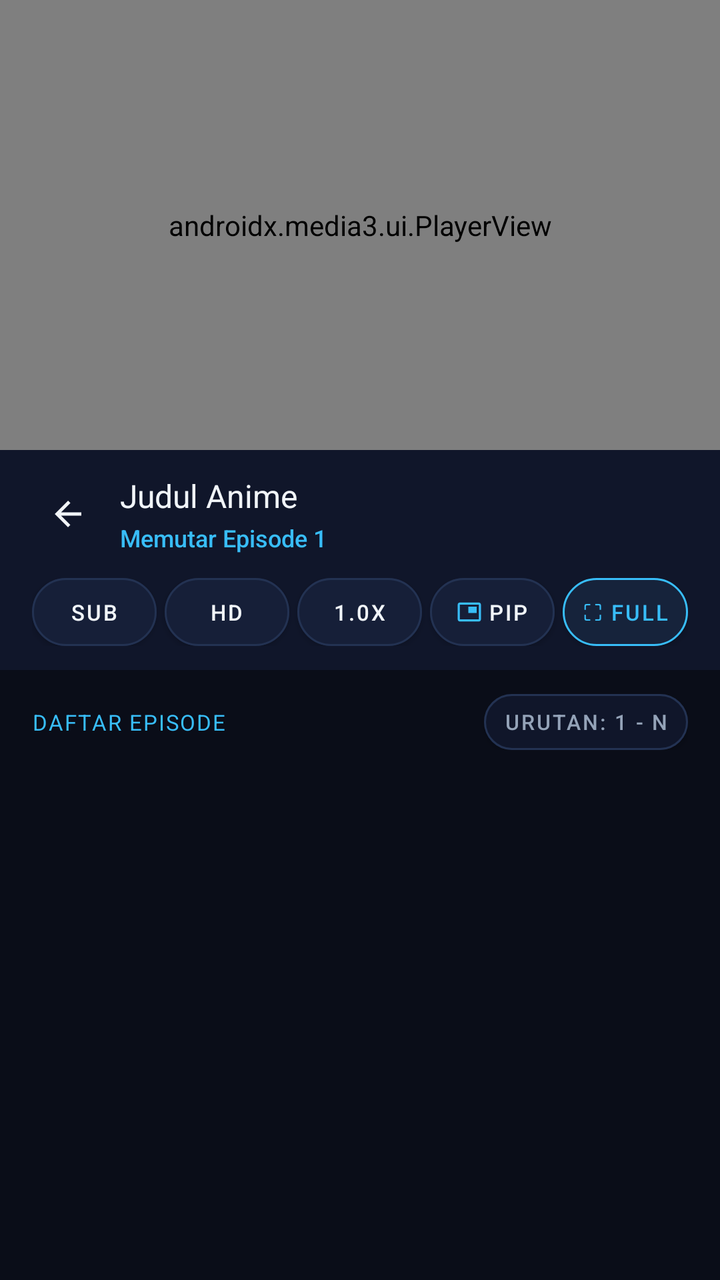
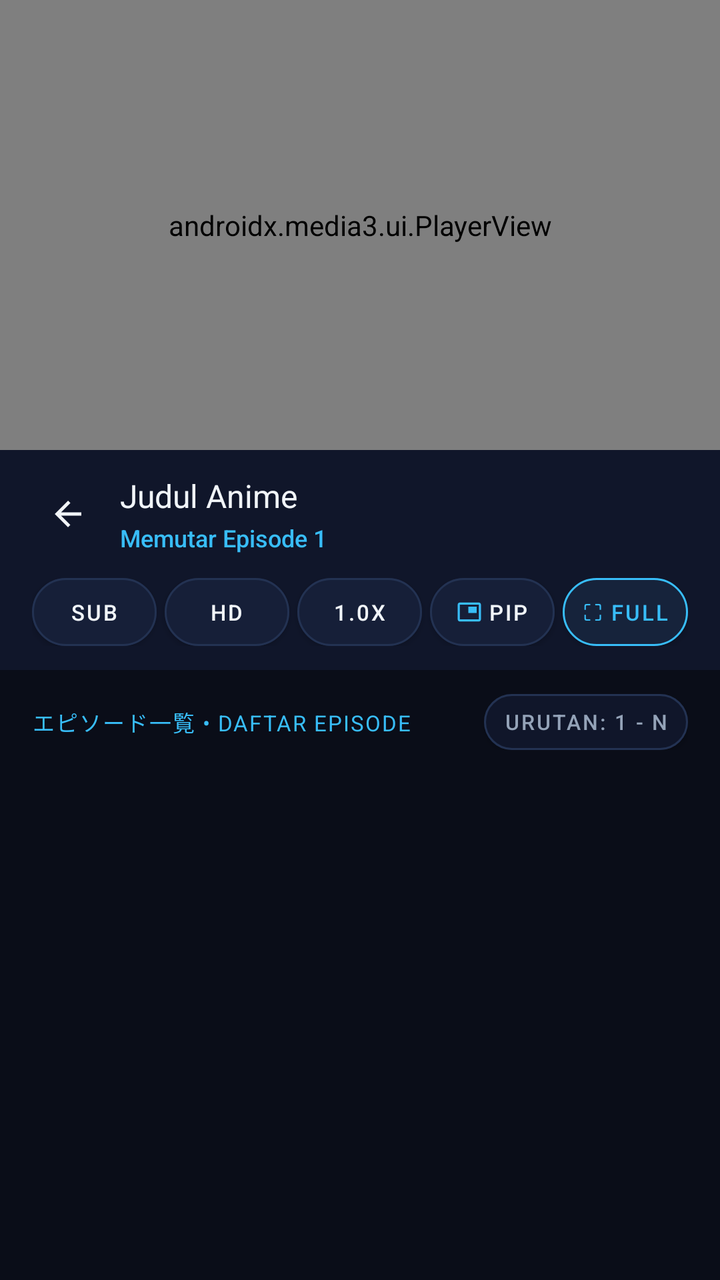

The first picture is an Android layout as it rendered before a commit; the second is the same layout after the commit. The layout source and the unified diff follow.
<!-- AndroidManifest.xml: application theme Theme.Menatap -->
<!-- res/layout/activity_player.xml -->
<?xml version="1.0" encoding="utf-8"?>
<LinearLayout xmlns:android="http://schemas.android.com/apk/res/android"
    xmlns:app="http://schemas.android.com/apk/res-auto"
    android:id="@+id/layout_player_root"
    android:layout_width="match_parent"
    android:layout_height="match_parent"
    android:orientation="vertical"
    android:background="@drawable/bg_anime_canvas_shinkai">

    
    <FrameLayout
        android:id="@+id/fl_player_wrapper"
        android:layout_width="match_parent"
        android:layout_height="225dp"
        android:background="#000000">

        
        <androidx.media3.ui.PlayerView
            android:id="@+id/player_view"
            android:layout_width="match_parent"
            android:layout_height="match_parent"
            app:use_controller="true"
            app:show_timeout="3500"
            app:show_next_button="true"
            app:show_previous_button="true"
            app:show_subtitle_button="true"
            app:resize_mode="fit"
            app:surface_type="surface_view" />

        
        <LinearLayout
            android:id="@+id/hud_hold_speed"
            android:layout_width="wrap_content"
            android:layout_height="wrap_content"
            android:layout_gravity="top|center_horizontal"
            android:layout_marginTop="28dp"
            android:orientation="horizontal"
            android:gravity="center"
            android:background="@drawable/bg_player_hud_pill"
            android:paddingHorizontal="18dp"
            android:paddingVertical="8dp"
            android:elevation="6dp"
            android:visibility="gone">

            <TextView
                android:id="@+id/tv_hold_speed_icon"
                android:layout_width="wrap_content"
                android:layout_height="wrap_content"
                android:text="⚡"
                android:textColor="@color/accent_glacial"
                android:textSize="15sp" />

            <TextView
                android:id="@+id/tv_hold_speed_text"
                android:layout_width="wrap_content"
                android:layout_height="wrap_content"
                android:layout_marginStart="8dp"
                android:text="2X Cepat >>"
                android:textColor="@color/text_frost_bright"
                android:textSize="13sp"
                android:fontFamily="sans-serif-medium" />
        </LinearLayout>

        
        <LinearLayout
            android:id="@+id/hud_osd"
            android:layout_width="wrap_content"
            android:layout_height="wrap_content"
            android:layout_gravity="center"
            android:orientation="horizontal"
            android:gravity="center_vertical"
            android:background="@drawable/bg_player_hud_pill"
            android:paddingHorizontal="20dp"
            android:paddingVertical="9dp"
            android:elevation="6dp"
            android:visibility="gone">

            <TextView
                android:id="@+id/tv_osd_icon"
                android:layout_width="wrap_content"
                android:layout_height="wrap_content"
                android:text="VOL"
                android:textColor="@color/accent_glacial"
                android:textSize="12sp"
                android:fontFamily="sans-serif-bold"
                android:letterSpacing="0.04" />

            <ProgressBar
                android:id="@+id/pb_osd_bar"
                style="?android:attr/progressBarStyleHorizontal"
                android:layout_width="110dp"
                android:layout_height="5dp"
                android:layout_marginStart="12dp"
                android:max="100"
                android:progress="50"
                android:progressTint="@color/accent_glacial" />

            <TextView
                android:id="@+id/tv_osd_val"
                android:layout_width="wrap_content"
                android:layout_height="wrap_content"
                android:layout_marginStart="10dp"
                android:text="50%"
                android:textColor="@color/text_frost_bright"
                android:textSize="13sp"
                android:fontFamily="sans-serif-medium" />
        </LinearLayout>

        
        <TextView
            android:id="@+id/tv_ripple_left"
            android:layout_width="130dp"
            android:layout_height="match_parent"
            android:layout_gravity="start"
            android:gravity="center"
            android:text="-10s"
            android:textColor="@color/text_frost_bright"
            android:textSize="18sp"
            android:fontFamily="sans-serif-bold"
            android:background="@drawable/bg_ripple_seek_left"
            android:clickable="false"
            android:visibility="gone" />

        <TextView
            android:id="@+id/tv_ripple_right"
            android:layout_width="130dp"
            android:layout_height="match_parent"
            android:layout_gravity="end"
            android:gravity="center"
            android:text="+10s"
            android:textColor="@color/text_frost_bright"
            android:textSize="18sp"
            android:fontFamily="sans-serif-bold"
            android:background="@drawable/bg_ripple_seek_right"
            android:clickable="false"
            android:visibility="gone" />

        
        <LinearLayout
            android:id="@+id/layout_buffering"
            android:layout_width="wrap_content"
            android:layout_height="wrap_content"
            android:layout_gravity="center"
            android:gravity="center"
            android:orientation="vertical"
            android:paddingHorizontal="22dp"
            android:paddingVertical="14dp"
            android:background="@drawable/bg_buffering_hud"
            android:visibility="gone">

            <ProgressBar
                android:id="@+id/pb_video_buffering"
                android:layout_width="32dp"
                android:layout_height="32dp"
                android:indeterminate="true"
                android:indeterminateTint="@color/accent_glacial" />

            <TextView
                android:id="@+id/tv_buffering_text"
                android:layout_width="wrap_content"
                android:layout_height="wrap_content"
                android:layout_marginTop="8dp"
                android:text="MENYIAPKAN STREAM..."
                android:textColor="@color/accent_glacial"
                android:textSize="11sp"
                android:fontFamily="sans-serif-bold"
                android:letterSpacing="0.05" />
        </LinearLayout>

        
        <TextView
            android:id="@+id/tv_subtitles"
            android:layout_width="wrap_content"
            android:layout_height="wrap_content"
            android:layout_gravity="bottom|center_horizontal"
            android:layout_marginBottom="22dp"
            android:layout_marginHorizontal="20dp"
            android:maxWidth="560dp"
            android:elevation="20dp"
            android:clickable="false"
            android:background="@drawable/bg_subtitle_pill"
            android:paddingHorizontal="14dp"
            android:paddingVertical="6dp"
            android:gravity="center"
            android:textAlignment="center"
            android:text=""
            android:textColor="#FFFFFF"
            android:textSize="16sp"
            android:textStyle="bold"
            android:shadowColor="#000000"
            android:shadowDx="1.5"
            android:shadowDy="1.5"
            android:shadowRadius="3.5"
            android:visibility="gone" />

        
        <Button
            android:id="@+id/btn_skip_op_ed"
            android:layout_width="wrap_content"
            android:layout_height="38dp"
            android:layout_gravity="bottom|end"
            android:layout_marginEnd="20dp"
            android:layout_marginBottom="65dp"
            android:backgroundTint="#D9090D16"
            app:strokeColor="@color/accent_glacial"
            app:strokeWidth="1.5dp"
            app:cornerRadius="19dp"
            app:icon="@drawable/ic_skip_next"
            app:iconTint="@color/accent_glacial"
            app:iconPadding="5dp"
            app:iconSize="15dp"
            android:paddingHorizontal="14dp"
            android:text="Lewati Opening"
            android:textColor="@color/accent_glacial"
            android:textSize="12sp"
            android:fontFamily="sans-serif-bold"
            android:letterSpacing="0.03"
            android:visibility="gone" />

        
        <ImageButton
            android:id="@+id/btn_screen_lock"
            android:layout_width="40dp"
            android:layout_height="40dp"
            android:layout_gravity="start|center_vertical"
            android:layout_marginStart="16dp"
            android:background="@drawable/bg_badge_frost"
            android:src="@drawable/ic_lock_open"
            app:tint="@color/text_frost_bright"
            android:visibility="gone"
            android:contentDescription="Kunci Layar" />

        
        <LinearLayout
            android:id="@+id/layout_safety_unlock"
            android:layout_width="wrap_content"
            android:layout_height="42dp"
            android:layout_gravity="start|center_vertical"
            android:layout_marginStart="24dp"
            android:background="@drawable/bg_player_hud_pill"
            android:orientation="horizontal"
            android:gravity="center_vertical"
            android:paddingHorizontal="16dp"
            android:clickable="true"
            android:focusable="true"
            android:elevation="14dp"
            android:visibility="gone">

            <ImageView
                android:layout_width="18dp"
                android:layout_height="18dp"
                android:src="@drawable/ic_lock"
                app:tint="@color/accent_glacial" />

            <TextView
                android:layout_width="wrap_content"
                android:layout_height="wrap_content"
                android:layout_marginStart="8dp"
                android:text="Buka Kunci Layar"
                android:textColor="@color/text_frost_bright"
                android:textSize="12.5sp"
                android:fontFamily="sans-serif-bold" />
        </LinearLayout>

        
        <LinearLayout
            android:id="@+id/layout_top_bar"
            android:layout_width="match_parent"
            android:layout_height="wrap_content"
            android:layout_gravity="top"
            android:orientation="horizontal"
            android:gravity="center_vertical"
            android:paddingTop="14dp"
            android:paddingBottom="20dp"
            android:paddingHorizontal="16dp"
            android:background="@drawable/bg_player_top_scrim"
            android:visibility="gone">

            <ImageButton
                android:id="@+id/btn_player_back"
                android:layout_width="38dp"
                android:layout_height="38dp"
                android:padding="8dp"
                android:background="@drawable/bg_exo_icon_btn"
                android:src="@drawable/ic_arrow_back"
                app:tint="@color/text_frost_bright"
                android:contentDescription="Kembali" />

            <LinearLayout
                android:layout_width="0dp"
                android:layout_height="wrap_content"
                android:layout_weight="1"
                android:layout_marginStart="10dp"
                android:layout_marginEnd="8dp"
                android:orientation="vertical">

                <TextView
                    android:id="@+id/tv_player_title"
                    android:layout_width="wrap_content"
                    android:layout_height="wrap_content"
                    android:text="Memuat Video..."
                    android:textColor="@color/text_frost_bright"
                    android:textSize="15sp"
                    android:fontFamily="sans-serif-bold"
                    android:singleLine="true"
                    android:ellipsize="end" />

                <TextView
                    android:id="@+id/tv_sub_status"
                    android:layout_width="wrap_content"
                    android:layout_height="wrap_content"
                    android:layout_marginTop="2dp"
                    android:text="Subtitle: Auto (Indonesia)"
                    android:textColor="@color/text_frost_subtle"
                    android:textSize="11sp"
                    android:fontFamily="sans-serif" />
            </LinearLayout>

            
            <LinearLayout
                android:id="@+id/layout_legacy_top_pills"
                android:layout_width="0dp"
                android:layout_height="0dp"
                android:visibility="gone">

                <Button
                    android:id="@+id/btn_aspect"
                    android:layout_width="wrap_content"
                    android:layout_height="34dp"
                    android:visibility="gone" />

                <Button
                    android:id="@+id/btn_quality"
                    android:layout_width="wrap_content"
                    android:layout_height="34dp"
                    android:visibility="gone" />

                <Button
                    android:id="@+id/btn_speed"
                    android:layout_width="wrap_content"
                    android:layout_height="34dp"
                    android:visibility="gone" />

                <Button
                    android:id="@+id/btn_sub_selector"
                    android:layout_width="wrap_content"
                    android:layout_height="34dp"
                    android:visibility="gone" />
            </LinearLayout>
        </LinearLayout>
    </FrameLayout>

    
    <LinearLayout
        android:id="@+id/layout_portrait_bottom"
        android:layout_width="match_parent"
        android:layout_height="0dp"
        android:layout_weight="1"
        android:orientation="vertical"
        android:background="@color/frost_void">

        
        <LinearLayout
            android:layout_width="match_parent"
            android:layout_height="wrap_content"
            android:orientation="vertical"
            android:paddingHorizontal="16dp"
            android:paddingTop="12dp"
            android:paddingBottom="12dp"
            android:background="@color/frost_surface">

            <LinearLayout
                android:layout_width="match_parent"
                android:layout_height="wrap_content"
                android:orientation="horizontal"
                android:gravity="center_vertical">

                <ImageButton
                    android:id="@+id/btn_portrait_back"
                    android:layout_width="36dp"
                    android:layout_height="36dp"
                    android:background="?android:attr/selectableItemBackgroundBorderless"
                    android:src="@drawable/ic_arrow_back"
                    app:tint="@color/text_frost_bright"
                    android:contentDescription="Kembali" />

                <LinearLayout
                    android:layout_width="0dp"
                    android:layout_height="wrap_content"
                    android:layout_weight="1"
                    android:layout_marginStart="8dp"
                    android:orientation="vertical">

                    <TextView
                        android:id="@+id/tv_portrait_anime_title"
                        android:layout_width="match_parent"
                        android:layout_height="wrap_content"
                        android:text="Judul Anime"
                        android:textColor="@color/text_frost_bright"
                        android:textSize="16sp"
                        android:fontFamily="sans-serif-bold"
                        android:maxLines="1"
                        android:ellipsize="end" />

                    <TextView
                        android:id="@+id/tv_portrait_current_ep"
                        android:layout_width="wrap_content"
                        android:layout_height="wrap_content"
                        android:layout_marginTop="2dp"
                        android:text="Memutar Episode 1"
                        android:textColor="@color/accent_glacial"
                        android:textSize="12sp"
                        android:fontFamily="sans-serif-medium" />
                </LinearLayout>
            </LinearLayout>

            
            <LinearLayout
                android:layout_width="match_parent"
                android:layout_height="wrap_content"
                android:orientation="horizontal"
                android:gravity="center_vertical"
                android:layout_marginTop="12dp">

                <Button
                    android:id="@+id/btn_portrait_sub"
                    android:layout_width="0dp"
                    android:layout_height="34dp"
                    android:layout_weight="1"
                    android:layout_marginEnd="4dp"
                    android:insetTop="0dp"
                    android:insetBottom="0dp"
                    android:insetLeft="0dp"
                    android:insetRight="0dp"
                    android:minWidth="0dp"
                    android:minHeight="0dp"
                    android:paddingLeft="0dp"
                    android:paddingRight="0dp"
                    android:paddingTop="0dp"
                    android:paddingBottom="0dp"
                    android:gravity="center"
                    android:text="Sub"
                    android:textSize="11sp"
                    android:fontFamily="sans-serif-medium"
                    android:textColor="@color/text_frost_bright"
                    android:backgroundTint="@color/frost_elevated"
                    app:cornerRadius="17dp"
                    app:strokeColor="@color/frost_border"
                    app:strokeWidth="1dp" />

                <Button
                    android:id="@+id/btn_portrait_quality"
                    android:layout_width="0dp"
                    android:layout_height="34dp"
                    android:layout_weight="1"
                    android:layout_marginEnd="4dp"
                    android:insetTop="0dp"
                    android:insetBottom="0dp"
                    android:insetLeft="0dp"
                    android:insetRight="0dp"
                    android:minWidth="0dp"
                    android:minHeight="0dp"
                    android:paddingLeft="0dp"
                    android:paddingRight="0dp"
                    android:paddingTop="0dp"
                    android:paddingBottom="0dp"
                    android:gravity="center"
                    android:text="HD"
                    android:textSize="11sp"
                    android:fontFamily="sans-serif-medium"
                    android:textColor="@color/text_frost_bright"
                    android:backgroundTint="@color/frost_elevated"
                    app:cornerRadius="17dp"
                    app:strokeColor="@color/frost_border"
                    app:strokeWidth="1dp" />

                <Button
                    android:id="@+id/btn_portrait_speed"
                    android:layout_width="0dp"
                    android:layout_height="34dp"
                    android:layout_weight="1"
                    android:layout_marginEnd="4dp"
                    android:insetTop="0dp"
                    android:insetBottom="0dp"
                    android:insetLeft="0dp"
                    android:insetRight="0dp"
                    android:minWidth="0dp"
                    android:minHeight="0dp"
                    android:paddingLeft="0dp"
                    android:paddingRight="0dp"
                    android:paddingTop="0dp"
                    android:paddingBottom="0dp"
                    android:gravity="center"
                    android:text="1.0x"
                    android:textSize="11sp"
                    android:fontFamily="sans-serif-medium"
                    android:textColor="@color/text_frost_bright"
                    android:backgroundTint="@color/frost_elevated"
                    app:cornerRadius="17dp"
                    app:strokeColor="@color/frost_border"
                    app:strokeWidth="1dp" />

                <Button
                    android:id="@+id/btn_portrait_pip"
                    android:layout_width="0dp"
                    android:layout_height="34dp"
                    android:layout_weight="1"
                    android:layout_marginEnd="4dp"
                    android:insetTop="0dp"
                    android:insetBottom="0dp"
                    android:insetLeft="0dp"
                    android:insetRight="0dp"
                    android:minWidth="0dp"
                    android:minHeight="0dp"
                    android:paddingLeft="0dp"
                    android:paddingRight="0dp"
                    android:paddingTop="0dp"
                    android:paddingBottom="0dp"
                    android:gravity="center"
                    android:text="PiP"
                    android:textSize="11sp"
                    android:fontFamily="sans-serif-medium"
                    android:textColor="@color/text_frost_bright"
                    android:backgroundTint="@color/frost_elevated"
                    app:icon="@drawable/ic_pip"
                    app:iconTint="@color/accent_glacial"
                    app:iconSize="12.5dp"
                    app:iconPadding="3dp"
                    app:iconGravity="textStart"
                    app:cornerRadius="17dp"
                    app:strokeColor="@color/frost_border"
                    app:strokeWidth="1dp" />

                <Button
                    android:id="@+id/btn_portrait_fullscreen"
                    android:layout_width="0dp"
                    android:layout_height="34dp"
                    android:layout_weight="1"
                    android:insetTop="0dp"
                    android:insetBottom="0dp"
                    android:insetLeft="0dp"
                    android:insetRight="0dp"
                    android:minWidth="0dp"
                    android:minHeight="0dp"
                    android:paddingLeft="0dp"
                    android:paddingRight="0dp"
                    android:paddingTop="0dp"
                    android:paddingBottom="0dp"
                    android:gravity="center"
                    android:text="⛶ Full"
                    android:textSize="11sp"
                    android:fontFamily="sans-serif-medium"
                    android:textColor="@color/accent_glacial"
                    android:backgroundTint="#16233B"
                    app:cornerRadius="17dp"
                    app:strokeColor="@color/accent_glacial"
                    app:strokeWidth="1dp" />
            </LinearLayout>
        </LinearLayout>

        
        <LinearLayout
            android:layout_width="match_parent"
            android:layout_height="wrap_content"
            android:orientation="horizontal"
            android:gravity="center_vertical"
            android:paddingHorizontal="16dp"
            android:paddingTop="12dp"
            android:paddingBottom="8dp">

            <TextView
                android:id="@+id/tv_portrait_ep_count"
                android:layout_width="0dp"
                android:layout_height="wrap_content"
                android:layout_weight="1"
                android:text="DAFTAR EPISODE"
                android:textColor="@color/accent_glacial"
                android:textSize="11sp"
                android:fontFamily="sans-serif-bold"
                android:letterSpacing="0.06" />

            <Button
                android:id="@+id/btn_portrait_sort"
                android:layout_width="wrap_content"
                android:layout_height="28dp"
                android:insetTop="0dp"
                android:insetBottom="0dp"
                android:insetLeft="0dp"
                android:insetRight="0dp"
                android:minHeight="0dp"
                android:minWidth="0dp"
                android:paddingHorizontal="10dp"
                android:gravity="center"
                android:text="Urutan: 1 - N"
                android:textColor="@color/text_frost_subtle"
                android:backgroundTint="@color/frost_surface"
                app:cornerRadius="14dp"
                app:strokeColor="@color/frost_border"
                app:strokeWidth="1dp"
                android:textSize="10.5sp" />
        </LinearLayout>

        
        <androidx.recyclerview.widget.RecyclerView
            android:id="@+id/rv_portrait_episodes"
            android:layout_width="match_parent"
            android:layout_height="0dp"
            android:layout_weight="1"
            android:paddingHorizontal="12dp"
            android:paddingBottom="20dp"
            android:clipToPadding="false"
            android:scrollbars="vertical" />
    </LinearLayout>
</LinearLayout>
<!-- resources referenced by this layout -->
<resources>
  <color name="accent_glacial">#38BDF8</color>
  <color name="frost_border">#233252</color>
  <color name="frost_elevated">#161F38</color>
  <color name="frost_surface">#10162A</color>
  <color name="frost_void">#0A0D18</color>
  <color name="text_frost_bright">#F1F5F9</color>
  <color name="text_frost_subtle">#94A3B8</color>
  <!-- drawable bg_anime_canvas_shinkai (drawable) -->
  <?xml version="1.0" encoding="utf-8"?>
  <shape xmlns:android="http://schemas.android.com/apk/res/android"
      android:shape="rectangle">
      
      <gradient
          android:angle="270"
          android:startColor="#181530"
          android:centerColor="#0E1324"
          android:endColor="#0A0D18"
          android:type="linear" />
  </shape>
  <!-- drawable bg_badge_frost (drawable) -->
  <?xml version="1.0" encoding="utf-8"?>
  <shape xmlns:android="http://schemas.android.com/apk/res/android"
      android:shape="rectangle">
      <corners android:radius="6dp" />
      <solid android:color="#CC080C14" />
      <stroke
          android:width="0.8dp"
          android:color="@color/frost_border" />
  </shape>
  <!-- drawable bg_buffering_hud (drawable) -->
  <?xml version="1.0" encoding="utf-8"?>
  <shape xmlns:android="http://schemas.android.com/apk/res/android"
      android:shape="rectangle">
      <solid android:color="#D9090A0F" />
      <corners android:radius="14dp" />
      <stroke
          android:width="1dp"
          android:color="#3338BDF8" />
  </shape>
  <!-- drawable bg_player_hud_pill (drawable) -->
  <?xml version="1.0" encoding="utf-8"?>
  <shape xmlns:android="http://schemas.android.com/apk/res/android"
      android:shape="rectangle">
      <solid android:color="#E612151E" />
      <corners android:radius="24dp" />
      <stroke
          android:width="1dp"
          android:color="#4D38BDF8" />
  </shape>
  <!-- drawable bg_player_top_scrim (drawable) -->
  <?xml version="1.0" encoding="utf-8"?>
  <shape xmlns:android="http://schemas.android.com/apk/res/android"
      android:shape="rectangle">
      <gradient
          android:angle="270"
          android:startColor="#E606080D"
          android:centerColor="#8C06080D"
          android:endColor="#00000000" />
  </shape>
  <!-- drawable bg_subtitle_pill (drawable) -->
  <?xml version="1.0" encoding="utf-8"?>
  <shape xmlns:android="http://schemas.android.com/apk/res/android"
      android:shape="rectangle">
      <corners android:radius="6dp" />
      <solid android:color="#4D000000" />
  </shape>
  <!-- drawable ic_arrow_back (drawable) -->
  <?xml version="1.0" encoding="utf-8"?>
  <vector xmlns:android="http://schemas.android.com/apk/res/android"
      android:width="20dp"
      android:height="20dp"
      android:viewportWidth="24"
      android:viewportHeight="24">
      
      <path
          android:fillColor="#FFFFFFFF"
          android:pathData="M20,11H7.83l5.59,-5.59L12,4l-8,8 8,8 1.41,-1.41L7.83,13H20v-2z" />
  </vector>
  <!-- drawable ic_pip (drawable) -->
  <?xml version="1.0" encoding="utf-8"?>
  <vector xmlns:android="http://schemas.android.com/apk/res/android"
      android:width="24dp"
      android:height="24dp"
      android:viewportWidth="24"
      android:viewportHeight="24">
      
      <path
          android:fillColor="#FFFFFFFF"
          android:pathData="M19,7h-8v6h8V7zM21,3H3C1.9,3 1,3.9 1,5v14c0,1.1 0.9,2 2,2h18c1.1,0 2,-0.9 2,-2V5C23,3.9 22.1,3 21,3zM21,19.01H3V4.99h18V19.01z"/>
  </vector>
  <!-- drawable ic_skip_next (drawable) -->
  <?xml version="1.0" encoding="utf-8"?>
  <vector xmlns:android="http://schemas.android.com/apk/res/android"
      android:width="15dp"
      android:height="15dp"
      android:viewportWidth="24"
      android:viewportHeight="24">
      
      <path
          android:fillColor="#FFFFFFFF"
          android:pathData="M6,18 L14.5,12 L6,6 V18 Z M16,6 V18 H18 V6 H16 Z" />
  </vector>
  <color name="accent_azure">#38BDF8</color>
  <color name="accent_frost_iris">#818CF8</color>
  <!-- unchanged entries left out for length: 6 -->
</resources>

<!-- the commit's change to res/layout/activity_player.xml (unified diff, before → after) -->
@@ -210,7 +210,7 @@
             app:iconPadding="5dp"
             app:iconSize="15dp"
             android:paddingHorizontal="14dp"
-            android:text="Lewati Opening"
+            android:text="OP スキップ • Lewati OP"
             android:textColor="@color/accent_glacial"
             android:textSize="12sp"
             android:fontFamily="sans-serif-bold"
@@ -256,7 +256,7 @@
                 android:layout_width="wrap_content"
                 android:layout_height="wrap_content"
                 android:layout_marginStart="8dp"
-                android:text="Buka Kunci Layar"
+                android:text="ロック解除 • Buka Kunci"
                 android:textColor="@color/text_frost_bright"
                 android:textSize="12.5sp"
                 android:fontFamily="sans-serif-bold" />
@@ -573,7 +573,7 @@
                 android:layout_width="0dp"
                 android:layout_height="wrap_content"
                 android:layout_weight="1"
-                android:text="DAFTAR EPISODE"
+                android:text="エピソード一覧 • DAFTAR EPISODE"
                 android:textColor="@color/accent_glacial"
                 android:textSize="11sp"
                 android:fontFamily="sans-serif-bold"
